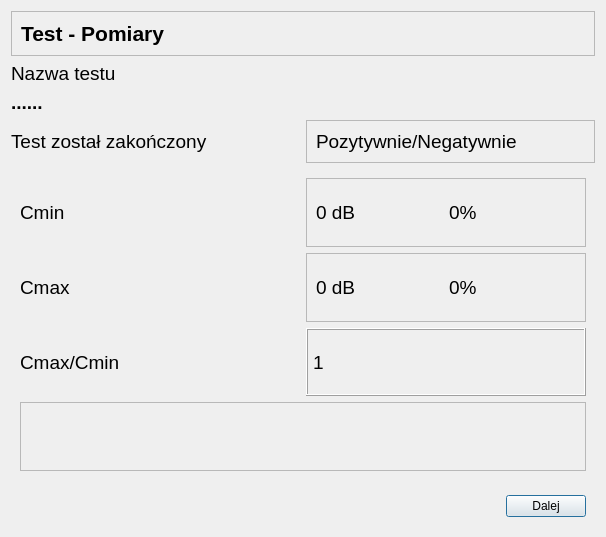
Qt form CzujkiLinioweApp/oknopodsumowanietestu.ui (wiacekmarcin/CzujkiLiniowe) before a commit.
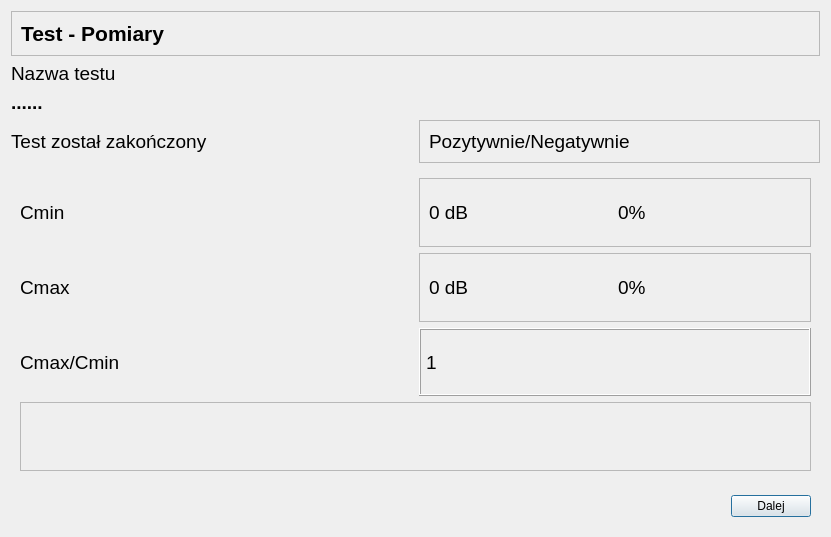
The same form after that commit. Icons and pictures are not drawn.

Patch:
```diff
--- a/CzujkiLinioweApp/oknopodsumowanietestu.ui
+++ b/CzujkiLinioweApp/oknopodsumowanietestu.ui
@@ -6,7 +6,7 @@
    <rect>
     <x>0</x>
     <y>0</y>
-    <width>606</width>
+    <width>831</width>
     <height>537</height>
    </rect>
   </property>
```
